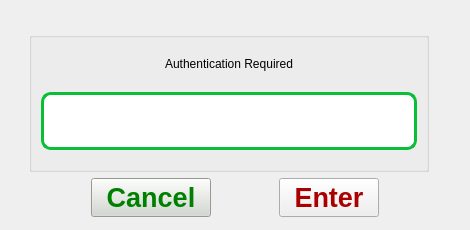
This is GUI/PasswordWindow.ui in Mubshr07/SecuredDiary as Qt 5 draws it before an edit. The edited form follows.
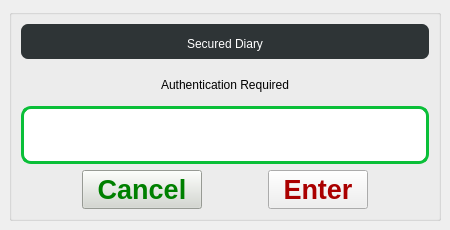
This is the edited form. Icons and pictures are not drawn.

Patch:
```diff
--- a/GUI/PasswordWindow.ui
+++ b/GUI/PasswordWindow.ui
@@ -6,7 +6,7 @@
    <rect>
     <x>0</x>
     <y>0</y>
-    <width>470</width>
+    <width>450</width>
     <height>230</height>
    </rect>
   </property>
@@ -97,53 +97,46 @@
  </string>
   </property>
   <widget class="QWidget" name="centralWidget">
-   <layout class="QHBoxLayout" name="horizontalLayout_2">
-    <item>
-     <spacer name="horizontalSpacer_3">
-      <property name="orientation">
-       <enum>Qt::Horizontal</enum>
-      </property>
-      <property name="sizeType">
-       <enum>QSizePolicy::Preferred</enum>
-      </property>
-      <property name="sizeHint" stdset="0">
-       <size>
-        <width>20</width>
-        <height>20</height>
-       </size>
-      </property>
-     </spacer>
-    </item>
-    <item>
      <layout class="QVBoxLayout" name="verticalLayout">
-      <item>
-       <spacer name="verticalSpacer_3">
-        <property name="orientation">
-         <enum>Qt::Vertical</enum>
-        </property>
-        <property name="sizeType">
-         <enum>QSizePolicy::Expanding</enum>
-        </property>
-        <property name="sizeHint" stdset="0">
-         <size>
-          <width>20</width>
-          <height>40</height>
-         </size>
-        </property>
-       </spacer>
-      </item>
       <item>
        <widget class="QGroupBox" name="grpBox_PasswordProtection">
         <property name="maximumSize">
          <size>
-          <width>400</width>
-          <height>900</height>
+        <width>16777215</width>
+        <height>16777215</height>
          </size>
         </property>
         <property name="title">
          <string/>
         </property>
         <layout class="QVBoxLayout" name="verticalLayout_4">
+       <item>
+        <widget class="QLabel" name="lblWindowHeading_2">
+         <property name="maximumSize">
+          <size>
+           <width>16777215</width>
+           <height>50</height>
+          </size>
+         </property>
+         <property name="styleSheet">
+          <string notr="true">border:0px solid black;
+padding-top:10px;
+padding-bottom:5px;
+color:white;
+background-color: rgb(46, 52, 54);
+border-radius:7px;</string>
+         </property>
+         <property name="text">
+          <string>Secured Diary</string>
+         </property>
+         <property name="alignment">
+          <set>Qt::AlignCenter</set>
+         </property>
+         <property name="wordWrap">
+          <bool>true</bool>
+         </property>
+        </widget>
+       </item>
          <item>
           <widget class="QLabel" name="lblWindowHeading">
            <property name="maximumSize">
@@ -169,22 +162,6 @@
            </property>
           </widget>
          </item>
-         <item>
-          <spacer name="verticalSpacer_4">
-           <property name="orientation">
-            <enum>Qt::Vertical</enum>
-           </property>
-           <property name="sizeType">
-            <enum>QSizePolicy::Fixed</enum>
-           </property>
-           <property name="sizeHint" stdset="0">
-            <size>
-             <width>20</width>
-             <height>10</height>
-            </size>
-           </property>
-          </spacer>
-         </item>
          <item>
           <widget class="QLineEdit" name="lblPassWord">
            <property name="minimumSize">
@@ -221,25 +198,6 @@
           </widget>
          </item>
          <item>
-          <spacer name="verticalSpacer">
-           <property name="orientation">
-            <enum>Qt::Vertical</enum>
-           </property>
-           <property name="sizeType">
-            <enum>QSizePolicy::Fixed</enum>
-           </property>
-           <property name="sizeHint" stdset="0">
-            <size>
-             <width>20</width>
-             <height>10</height>
-            </size>
-           </property>
-          </spacer>
-         </item>
-        </layout>
-       </widget>
-      </item>
-      <item>
        <layout class="QHBoxLayout" name="horizontalLayout">
         <item>
          <spacer name="horizontalSpacer_2">
@@ -355,39 +313,8 @@
         </item>
        </layout>
       </item>
-      <item>
-       <spacer name="verticalSpacer_2">
-        <property name="orientation">
-         <enum>Qt::Vertical</enum>
-        </property>
-        <property name="sizeType">
-         <enum>QSizePolicy::Expanding</enum>
-        </property>
-        <property name="sizeHint" stdset="0">
-         <size>
-          <width>20</width>
-          <height>20</height>
-         </size>
-        </property>
-       </spacer>
-      </item>
-     </layout>
-    </item>
-    <item>
-     <spacer name="horizontalSpacer_4">
-      <property name="orientation">
-       <enum>Qt::Horizontal</enum>
-      </property>
-      <property name="sizeType">
-       <enum>QSizePolicy::Preferred</enum>
-      </property>
-      <property name="sizeHint" stdset="0">
-       <size>
-        <width>20</width>
-        <height>20</height>
-       </size>
-      </property>
-     </spacer>
+      </layout>
+     </widget>
     </item>
    </layout>
   </widget>
```
Left out of the diff: 5 changed lines with no effect on the pictures. Lines whose indentation alone changed are shown as unchanged.
